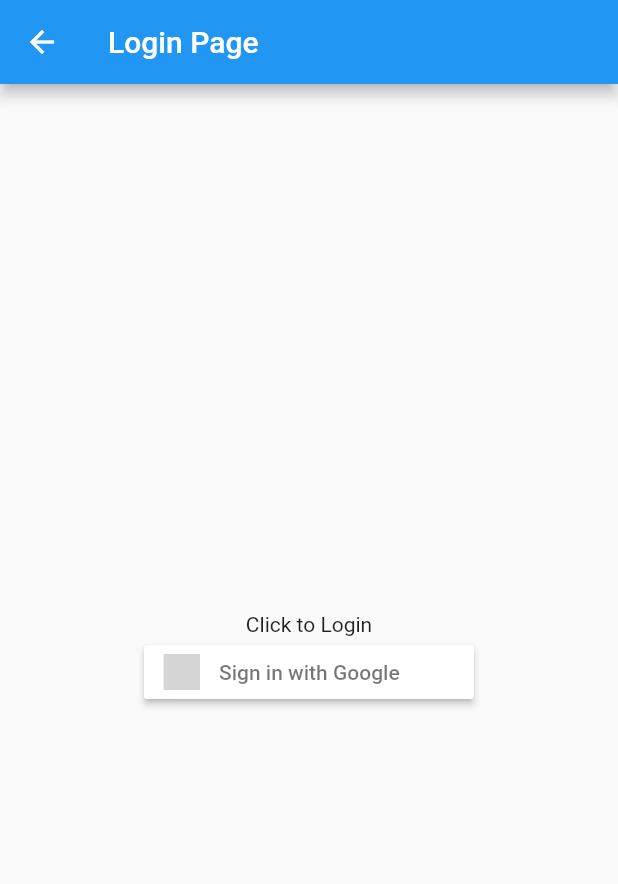
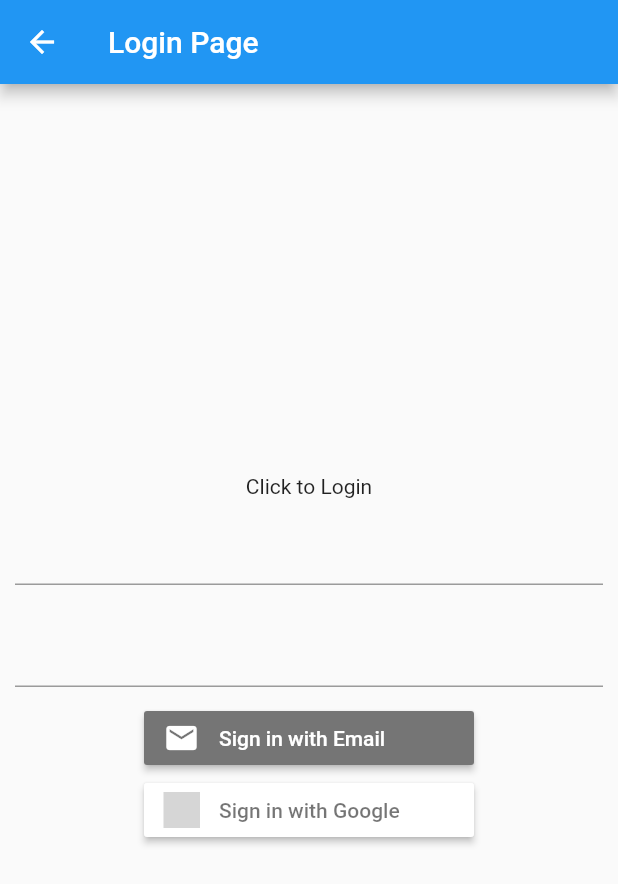
Before and after one commit to nacha01/ASGS_Allimi-mobile, a Flutter app: the screen it shows after launch, on a phone screen of 412 x 824 dp. Shown: the top 884 px of the screen. Run offline on Flutter 3.47's test engine with Material 2 defaults, Android fonts, the phone set to English and light mode, and no system bars; our stand-ins replace cloud_firestore, firebase_auth, firebase_messaging, flutter_local_notifications, flutter_signin_button, flutter_swiper and 3 more; missing offline and left inert: iamport_flutter; accounts and stored records are empty; grey boxes are pictures that could not be loaded.

Commit message:
Second commit - firebase auth & email

```diff
--- a/lib/Screens/Splash/LoginPage.dart
+++ b/lib/Screens/Splash/LoginPage.dart
@@ -17,6 +17,22 @@ class LoginPage extends StatefulWidget {
 class _LoginPageState extends State<LoginPage> {
   // login type check
   bool _loading = false;
+  TextEditingController emailController;
+  TextEditingController pwController;
+
+  @override
+  void initState() {
+    super.initState();
+    emailController = TextEditingController();
+    pwController = TextEditingController();
+  }
+
+  @override
+  void dispose() {
+    emailController.dispose();
+    pwController.dispose();
+    super.dispose();
+  }
 
   _googleSignIn() async {
     // account check
@@ -77,7 +93,38 @@ class _LoginPageState extends State<LoginPage> {
               _loading ? Text('Logging in...') : Text('Click to Login'),
               _loading
                   ? CircularProgressIndicator()
-                  : SignInButton(
+                  : Column(
+                      children: [
+                        Padding(
+                          padding: const EdgeInsets.all(10.0),
+                          child: TextField(
+                            controller: emailController,
+                          ),
+                        ),
+                        Padding(
+                          padding: const EdgeInsets.all(10.0),
+                          child: TextField(
+                            controller: pwController,
+                          ),
+                        ),
+                        SignInButton(
+                          Buttons.Email,
+                          onPressed: () {
+                            var email = emailController.text..trim();
+                            var pw = pwController.text..trim();
+                            print("email  = ${email}  & pw = ${pw}");
+
+                            //파이어베이스 이메일 회원가입
+                            // FirebaseAuth.instance
+                            //     .createUserWithEmailAndPassword(
+                            //         email: email, password: pw);
+
+                            //파이어베이스 이메일 로그인
+                            FirebaseAuth.instance.signInWithEmailAndPassword(
+                                email: email, password: pw);
+                          },
+                        ),
+                        SignInButton(
                           Buttons.Google,
                           onPressed: () async {
                             try {
@@ -85,15 +132,21 @@ class _LoginPageState extends State<LoginPage> {
                                 _loading = true;
                               });
                               await _googleSignIn();
-                          FirebaseAuth.instance.onAuthStateChanged.listen((fu) {
+                              FirebaseAuth.instance.onAuthStateChanged
+                                  .listen((fu) {
                                 Navigator.pushReplacementNamed(context, '/home',
-                                arguments: {'user': fu, 'books': widget.books});
+                                    arguments: {
+                                      'user': fu,
+                                      'books': widget.books
+                                    });
                               });
                               _loading = false;
                             } catch (e) {
                               print(e);
                             }
                           },
+                        ),
+                      ],
                     )
             ],
           ),
```
Also changed, not shown: lib/Screens/Splash/SplashPage.dart (+13 -6 lines). Lines whose indentation alone changed are shown as unchanged.
